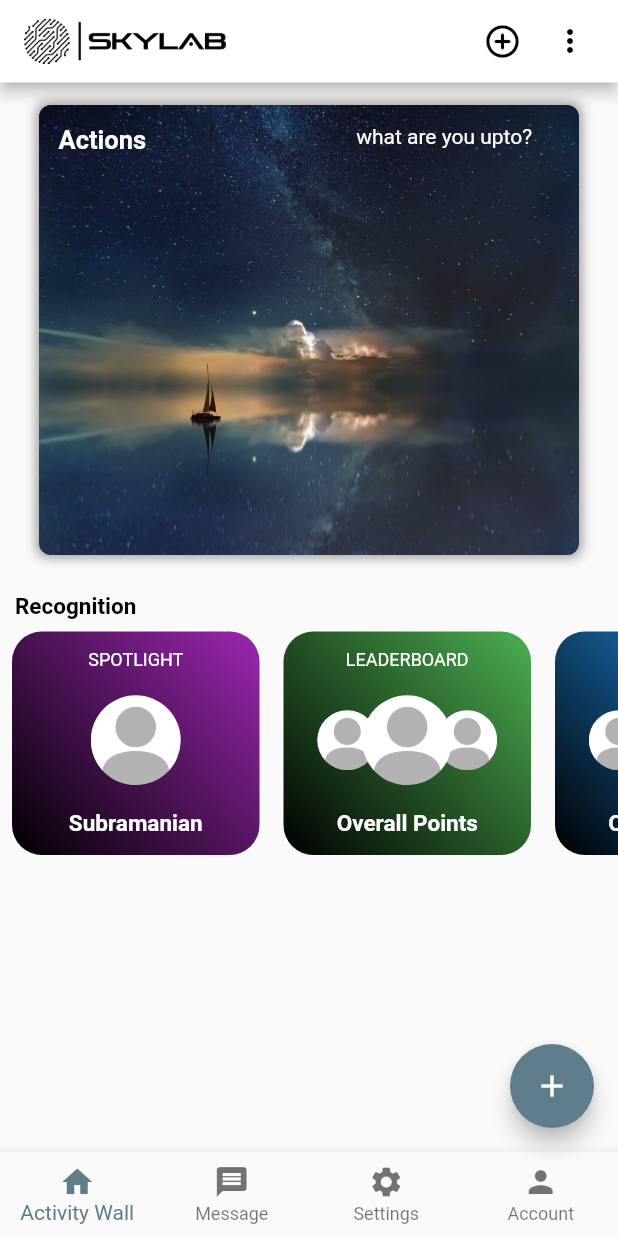
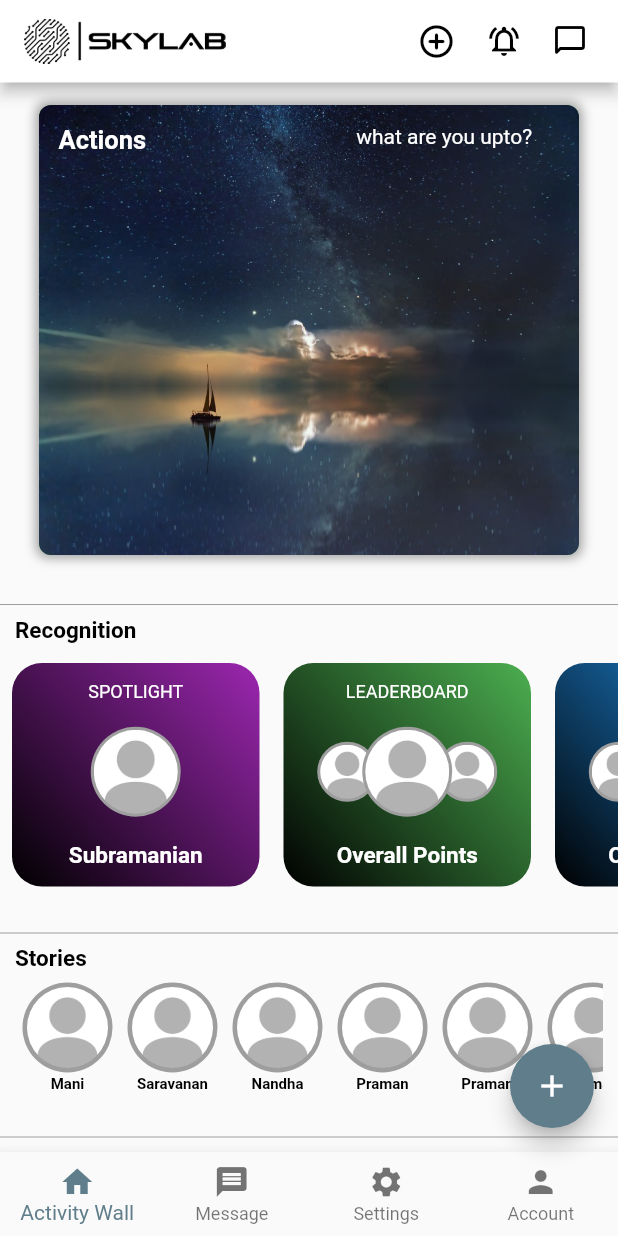
Before and after one commit to Subramanian-Augusta/FluttterSkylab2, a Flutter app: the screen it shows after launch, after a tap on "Login", on a phone screen of 412 x 824 dp. Run offline on Flutter 3.47's test engine with Material 2 defaults, Android fonts, the light colour scheme and no system bars.

Commit message:
21 march

```diff
--- a/lib/Activitywall.dart
+++ b/lib/Activitywall.dart
@@ -28,13 +28,24 @@
                 child: GestureDetector(
                   onTap: () {},
                   child: Icon(
-                    Icons.more_vert,
+                    Icons.notifications_active_outlined,
+                    color: Colors.black,
+                  ),
+                )),
+            Padding(
+                padding: EdgeInsets.only(right: 20.0),
+                child: GestureDetector(
+                  onTap: () {},
+                  child: Icon(
+                    Icons.chat_bubble_outline_rounded,
                     color: Colors.black,
                   ),
                 )),
           ],
         ),
-        body: Column(children: <Widget>[
+        body: SingleChildScrollView(
+          child: Column(
+            children: <Widget>[
               Padding(
                 padding: const EdgeInsets.all(15.0),
                 child: Container(
@@ -43,15 +54,17 @@
                   child: DecoratedBox(
                     decoration: BoxDecoration(
                         image: DecorationImage(
-                        image:
-                            AssetImage("assets/images/Activitywallsample.jpeg"),
+                            image: AssetImage(
+                                "assets/images/Activitywallsample.jpeg"),
                             fit: BoxFit.fill),
                         color: Colors.green,
                         borderRadius: BorderRadius.circular(8),
                         shape: BoxShape.rectangle,
                         boxShadow: [
                           BoxShadow(
-                          color: Colors.grey, blurRadius: 6, spreadRadius: 2)
+                              color: Colors.grey,
+                              blurRadius: 6,
+                              spreadRadius: 2)
                         ]),
                     child: Padding(
                       padding: const EdgeInsets.all(13),
@@ -85,6 +98,9 @@
               SizedBox(
                 height: 10,
               ),
+              Divider(
+                color: Colors.grey,
+              ),
               Padding(
                 padding: EdgeInsets.symmetric(horizontal: 10),
                 child: Row(
@@ -99,6 +115,9 @@
                       ),
                       Spacer()
                     ]),
+              ),
+              SizedBox(
+                height: 5,
               ),
               Container(
                   height: 165,
@@ -126,8 +145,49 @@
                           Color1: Colors.black,
                           Color2: Colors.yellow),
                     ],
-              ))
-        ]));
+                  )),
+              SizedBox(
+                height: 15,
+              ),
+              Divider(color: Colors.grey),
+              Padding(
+                padding: EdgeInsets.symmetric(horizontal: 10),
+                child: Column(
+                    mainAxisAlignment: MainAxisAlignment.start,
+                    crossAxisAlignment: CrossAxisAlignment.start,
+                    children: <Widget>[
+                      Text(
+                        "Stories",
+                        style: TextStyle(
+                            fontSize: 15,
+                            fontWeight: FontWeight.bold,
+                            color: Colors.black),
+                      ),
+                      SizedBox(
+                        height: 2,
+                      ),
+                      Container(
+                        height: 100,
+                        child: ListView(
+                            scrollDirection: Axis.horizontal,
+                            children: [
+                              StoriesContainer(UserName: "Mani"),
+                              StoriesContainer(UserName: "Saravanan"),
+                              StoriesContainer(UserName: "Nandha"),
+                              StoriesContainer(UserName: "Praman"),
+                              StoriesContainer(UserName: "Praman"),
+                              StoriesContainer(UserName: "Praman"),
+                              StoriesContainer(UserName: "Praman"),
+                            ]),
+                      )
+                    ]),
+              ),
+              Divider(
+                color: Colors.grey,
+              ),
+            ],
+          ),
+        ));
   }
 }
 
@@ -178,37 +238,65 @@
                           Row(
                               mainAxisAlignment: MainAxisAlignment.center,
                               children: <Widget>[
-                                ClipOval(
+                                CircleAvatar(
+                                  radius: 20,
+                                  backgroundColor: Colors.grey,
+                                  child: Padding(
+                                    padding: const EdgeInsets.all(2),
+                                    child: ClipOval(
                                         child: Image.asset(
                                       'assets/images/profileimage1.jpeg',
                                       width: 40,
                                       height: 40,
                                     )),
+                                  ),
+                                ),
                                 SizedBox(
                                   width: 40,
                                 ),
-                                ClipOval(
+                                CircleAvatar(
+                                  radius: 20,
+                                  backgroundColor: Colors.grey,
+                                  child: Padding(
+                                    padding: const EdgeInsets.all(2),
+                                    child: ClipOval(
                                         child: Image.asset(
                                       'assets/images/profileimage1.jpeg',
                                       width: 40,
                                       height: 40,
                                     )),
+                                  ),
+                                )
                               ]),
-                          ClipOval(
+                          CircleAvatar(
+                            radius: 30,
+                            backgroundColor: Colors.grey,
+                            child: Padding(
+                              padding: const EdgeInsets.all(2),
+                              child: ClipOval(
                                   child: Image.asset(
                                 'assets/images/profileimage1.jpeg',
                                 width: 60,
                                 height: 60,
                               )),
+                            ),
+                          )
                         ],
                       ),
                     ] else ...[
-                      ClipOval(
+                      CircleAvatar(
+                        radius: 30,
+                        backgroundColor: Colors.grey,
+                        child: Padding(
+                          padding: const EdgeInsets.all(2),
+                          child: ClipOval(
                               child: Image.asset(
                             'assets/images/profileimage1.jpeg',
                             width: 60,
                             height: 60,
                           )),
+                        ),
+                      )
                     ],
                     Spacer(),
                     Text(
@@ -224,3 +312,46 @@
     );
   }
 }
+
+class StoriesContainer extends StatelessWidget {
+  final String? UserName;
+
+  const StoriesContainer({super.key, required this.UserName});
+
+  @override
+  Widget build(BuildContext context) {
+    return Padding(
+      padding: const EdgeInsets.all(5.0),
+      child: Container(
+        child: Column(
+            mainAxisAlignment: MainAxisAlignment.start,
+            children: <Widget>[
+              CircleAvatar(
+                radius: 30,
+                backgroundColor: Colors.grey,
+                child: Padding(
+                  padding: const EdgeInsets.all(3),
+                  child: ClipOval(
+                      child: Image.asset(
+                    'assets/images/profileimage1.jpeg',
+                    width: 55,
+                    height: 55,
+                  )),
+                ),
+              ),
+              SizedBox(
+                height: 2,
+              ),
+              Text(
+                UserName!,
+                style: TextStyle(
+                  color: Colors.black,
+                  fontSize: 10,
+                  fontWeight: FontWeight.bold,
+                ),
+              )
+            ]),
+      ),
+    );
+  }
+}
--- a/lib/login.dart
+++ b/lib/login.dart
@@ -1,4 +1,5 @@
 import 'package:flutter/material.dart';
+import 'package:flutter_application_1/SignupPage.dart';
 import 'package:flutter_application_1/main.dart';
 
 class LoginDemo extends StatefulWidget {
@@ -84,7 +85,12 @@
             const SizedBox(
               height: 130,
             ),
-            const Text('New User? Create Account')
+            TextButton(
+                onPressed: () {
+                  Navigator.push(
+                      context, MaterialPageRoute(builder: (_) => SignUpDemo()));
+                },
+                child: const Text('New User? Create Account'))
           ],
         ),
       ),
```
Also changed, not shown: lib/SignupPage.dart (added, +138 -0 lines). Lines whose indentation alone changed are shown as unchanged.
